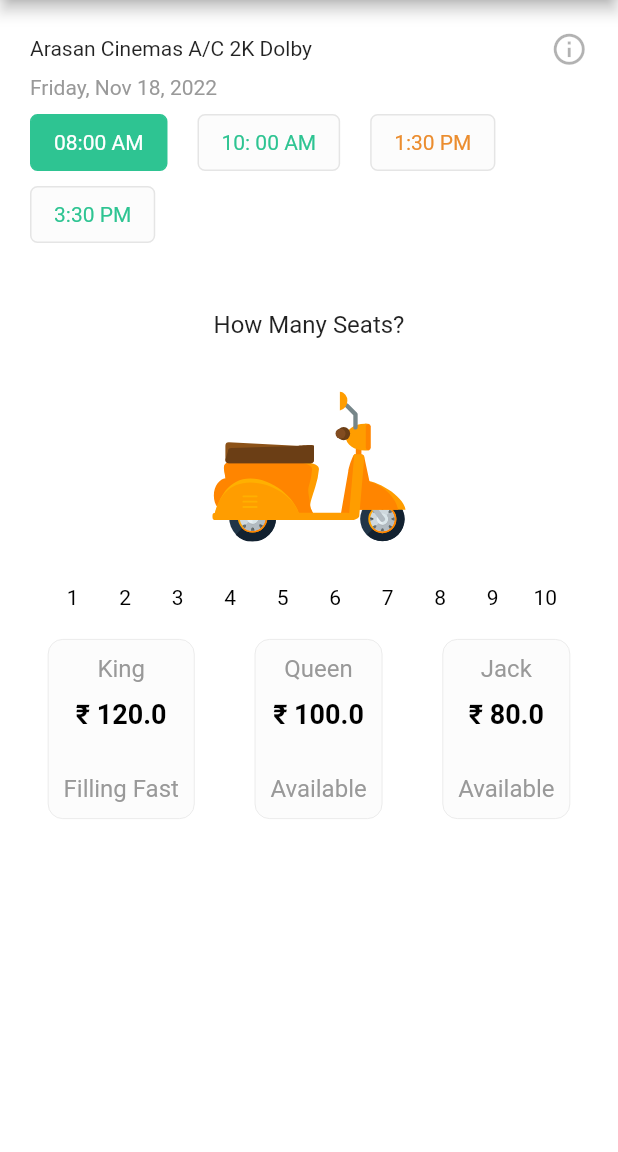
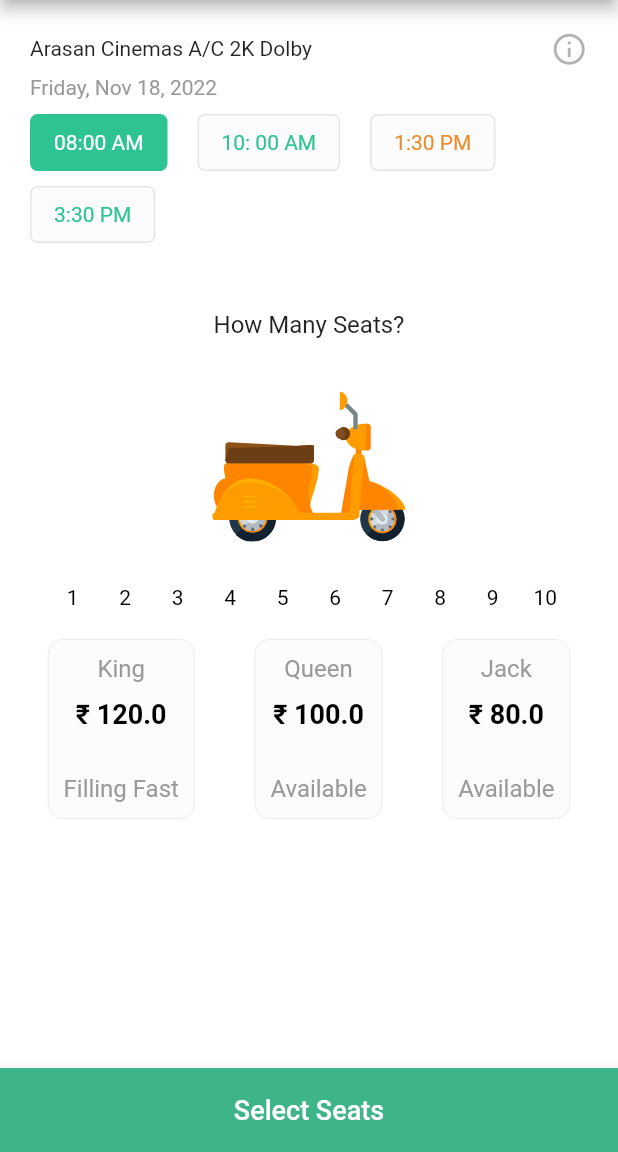
Before and after one commit to Manoj882/movie_booking_app, a Flutter app: the ListCinemaScreen screen opened directly with sample values from the repository, after a tap on "08:00 AM", on a phone screen of 412 x 824 dp, the part 84-1236 px from its top. Run offline on Flutter 3.47's test engine with Material 2 defaults, Android fonts, the phone set to English and light mode, and no system bars; our stand-ins replace cached_network_image, dotted_border, firebase_auth, firebase_core, flutter_svg, geocoding and 6 more; accounts and stored records are empty; network calls fail.

Commit message:
added seat layout

```diff
--- a/lib/controllers/seat_selection_controller.dart
+++ b/lib/controllers/seat_selection_controller.dart
@@ -11,6 +11,8 @@ class SeatSelectionController extends GetxController{
   RxInt noOfSeats = initialValue.obs;
 
   RxInt seatType = initialValue.obs;
+
+  RxBool isSeatSelection = false.obs;
 
   updateNoOfSeats(int value){
     noOfSeats = value.obs;
--- a/lib/screens/seat_selection_screen.dart
+++ b/lib/screens/seat_selection_screen.dart
@@ -7,6 +7,7 @@ import 'package:movie_booking_app/repository/models/movie_model.dart';
 import 'package:movie_booking_app/repository/models/theatre_model.dart';
 import 'package:movie_booking_app/utils/app_theme.dart';
 import 'package:movie_booking_app/widgets/no_of_seats.dart';
+import 'package:movie_booking_app/widgets/seat_layout.dart';
 import 'package:movie_booking_app/widgets/seat_type.dart';
 import 'package:movie_booking_app/widgets/theatre_block.dart';
 
@@ -63,9 +64,36 @@ class _SeatSelectionScreenState extends State<SeatSelectionScreen> {
     );
   }
 
+  Widget bottomBar({required Function(bool) toggle}) => BottomAppBar(
+        child: SizedBox(
+          height: AppBar().preferredSize.height,
+          child: ElevatedButton(
+            onPressed: (){
+              toggle(!SeatSelectionController.instance.isSeatSelection.value);
+              print('Seat selection: ${!SeatSelectionController.instance.isSeatSelection.value}');
+
+            },
+            style: ElevatedButton.styleFrom(
+              elevation: 0,
+              backgroundColor: AppTheme.mainColor ,
+              shape: const RoundedRectangleBorder(
+                borderRadius: BorderRadius.zero,
+              ),
+            ),
+            child: const Text(
+              'Select Seats',
+              style: TextStyle(
+                fontSize: 18,
+              ),
+            ),
+          ),
+        ),
+      );
+
   @override
   Widget build(BuildContext context) {
     return Scaffold(
+      bottomNavigationBar: bottomBar(toggle: SeatSelectionController.instance.isSeatSelection),
       appBar: AppBar(
         title: Text(
           widget.movieModel.title,
@@ -81,7 +109,13 @@ class _SeatSelectionScreenState extends State<SeatSelectionScreen> {
           const SizedBox(
             height: 10,
           ),
-          noOfSeatSelection(),
+          Obx(
+            () => SeatSelectionController.instance.isSeatSelection.value
+            ? SeatLayout(model: seatLayout)
+            : noOfSeatSelection(),
+          ),
+          // SeatLayout(model: seatLayout),
+
         ],
       ),
     );
```
Also changed, not shown: lib/widgets/seat_layout.dart (added, +107 -0 lines), assets/images/icons/screen_here.svg (added).
